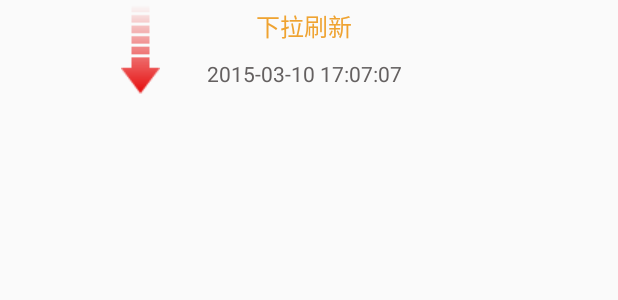
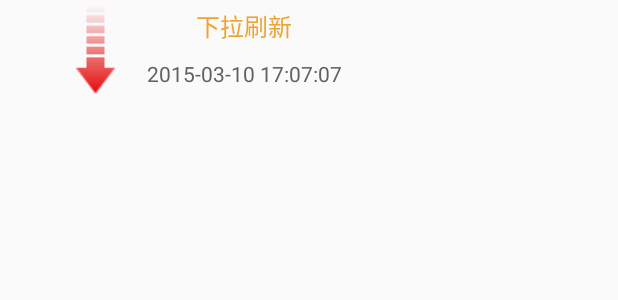
Before and after one commit to CZL1995/CZL, an Android app: the layout refresh_headview.xml on its own in the app's theme, with its tools: preview values and no code run, on a phone screen of 412 x 824 dp. Shown: the top 300 px of the screen. Run offline under Robolectric (Android 15) with nearby library versions, the phone set to English and light mode, and no system bars.

```diff
--- a/MisuCastle/src/main/java/com/caozhiliang/main/HomePage.java
+++ b/MisuCastle/src/main/java/com/caozhiliang/main/HomePage.java
@@ -154,6 +154,9 @@ public class HomePage extends BaseFragment {
     private void getServiceData() {
 
         RequestParams requestParams = new RequestParams(URL + "/HomeData.json");
+        //        RequestParams requestParams = new RequestParams("http://xingxinga123.imwork" +
+        //                ".net/Fuwu1/HomeServlet");
+
         x.http().get(requestParams, new Callback.CommonCallback<String>() {
 
             @Override
@@ -222,8 +225,27 @@ public class HomePage extends BaseFragment {
     public void getData(String result, boolean isMore) {
 
         Gson gs = new Gson();
+
         homedata = gs.fromJson(result, HomeViewpagerData.class);
         //                a=gs.fromJson(result,JsonData.class);
+      /*
+      另一种解析的方式,
+
+      List<HomeDataObject> home1;
+        home1 = gs.fromJson(result, new TypeToken<List<HomeDataObject>>() {
+        }.getType());
+        HomeDataObject home11;
+        home11=home1.get(0);//这里的到pan
+        System.out.println(home11);
+
+       List <HomeDataBean> list11;
+        list11= home11.getDatas();//这里得到data
+        System.out.println(list11);
+
+        System.out.println(list11.get(0).getImageurl());
+*/
+
+
         System.out.println(homedata);
         String more = homedata.data.more;
         if (!TextUtils.isEmpty(more)) {
--- a/MisuCastle/src/main/res/layout/refresh_headview.xml
+++ b/MisuCastle/src/main/res/layout/refresh_headview.xml
@@ -8,7 +8,7 @@
     <FrameLayout
         android:layout_width="wrap_content"
         android:layout_height="wrap_content"
-        android:layout_marginLeft="70dp"
+        android:layout_marginLeft="40dp"
         >
 
         <ImageView
@@ -31,7 +31,7 @@
         android:layout_width="wrap_content"
         android:layout_height="wrap_content"
         android:gravity="center"
-        android:layout_marginLeft="20dp"
+        android:layout_marginLeft="10dp"
         android:layout_marginTop="5dp"
         android:orientation="vertical" >
 
```
Also changed, not shown: MisuCastle/src/main/java/com/caozhiliang/httpdata/HomeDataBean.java (added, +46 -0 lines), MisuCastle/src/main/java/com/caozhiliang/httpdata/HomeDataObject.java (added, +54 -0 lines).
